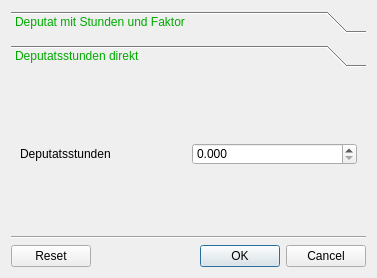
gradgrind/WZ3, file wz-data/ui/dialog_workload.ui: the form before one commit.
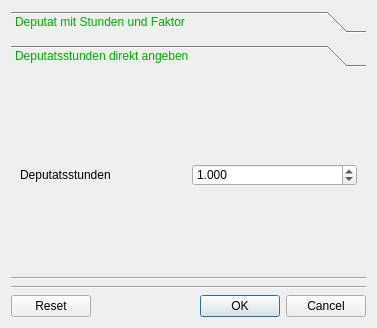
The form after the commit. The open tabs and pages were chosen to show the change.

Patch:
```diff
--- a/wz-data/ui/dialog_workload.ui
+++ b/wz-data/ui/dialog_workload.ui
@@ -7,7 +7,7 @@
     <x>0</x>
     <y>0</y>
     <width>377</width>
-    <height>278</height>
+    <height>328</height>
    </rect>
   </property>
   <property name="windowTitle">
@@ -160,11 +160,11 @@
         <x>0</x>
         <y>0</y>
         <width>355</width>
-        <height>136</height>
+        <height>176</height>
        </rect>
       </property>
       <attribute name="label">
-       <string>Deputatsstunden direkt</string>
+       <string>Deputatsstunden direkt angeben</string>
       </attribute>
       <layout class="QVBoxLayout" name="verticalLayout_2">
        <item>
@@ -181,9 +181,15 @@
            <property name="decimals">
             <number>3</number>
            </property>
+           <property name="minimum">
+            <double>0.100000000000000</double>
+           </property>
            <property name="maximum">
             <double>50.000000000000000</double>
            </property>
+           <property name="value">
+            <double>1.000000000000000</double>
+           </property>
           </widget>
          </item>
         </layout>
@@ -192,6 +198,13 @@
      </widget>
     </widget>
    </item>
+   <item>
+    <widget class="Line" name="line_2">
+     <property name="orientation">
+      <enum>Qt::Horizontal</enum>
+     </property>
+    </widget>
+   </item>
    <item>
     <widget class="Line" name="line">
      <property name="orientation">
```
Left out of the diff: 6 changed lines with no effect on the pictures.
